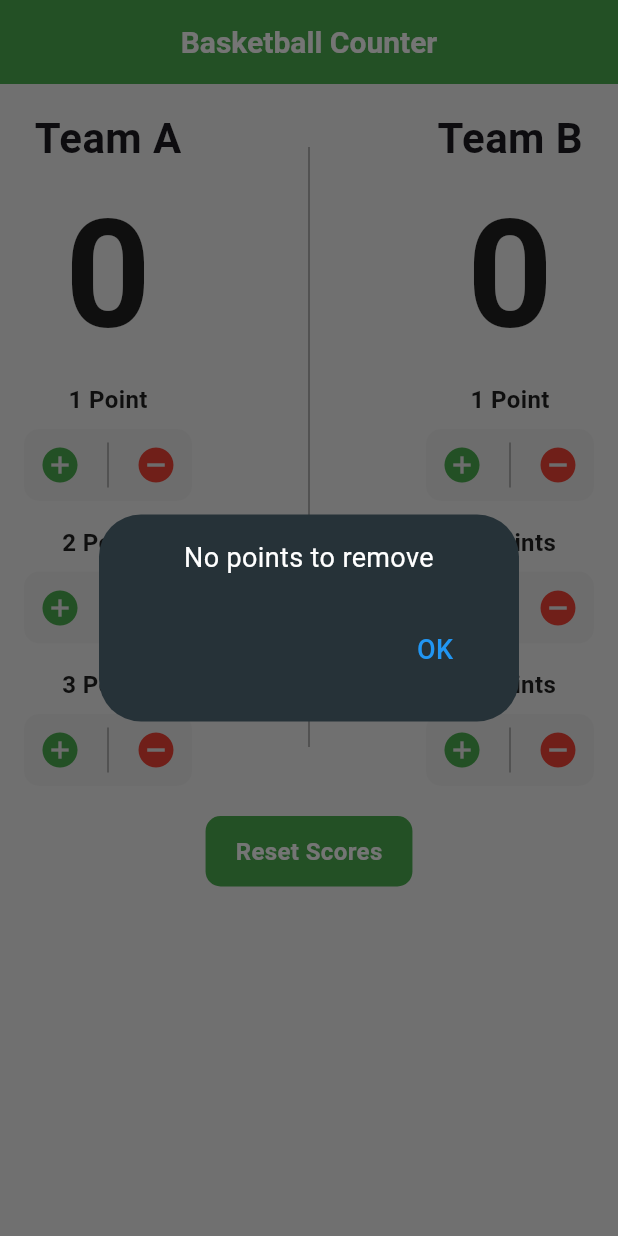
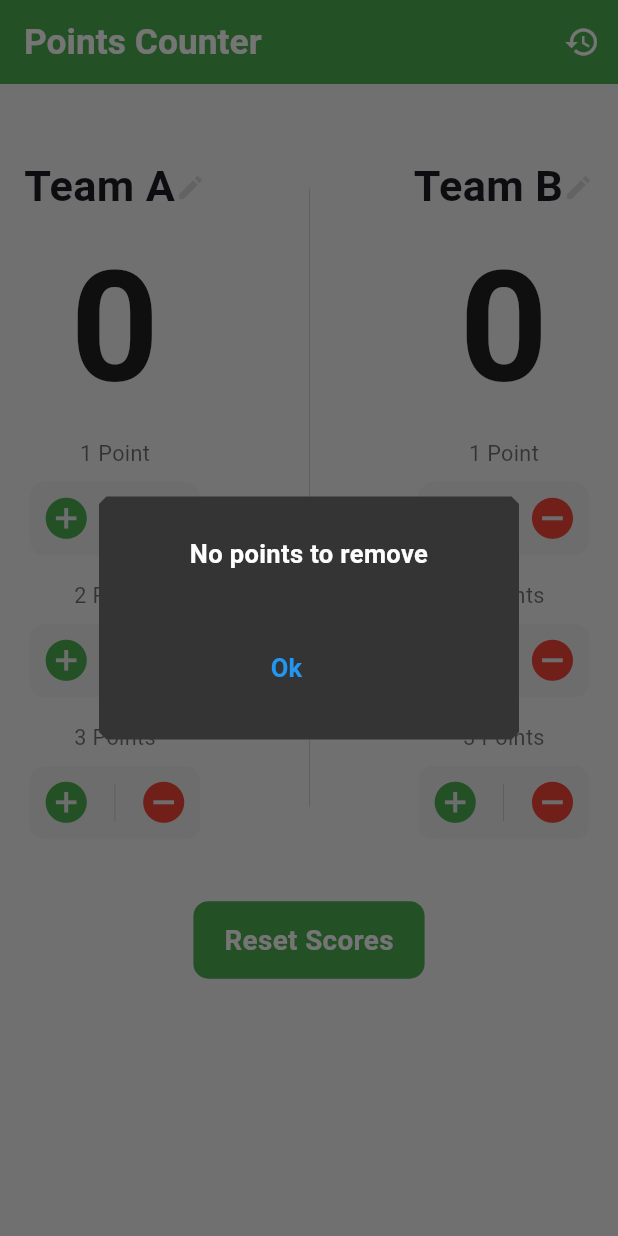
Before and after one commit to Korya25/basketball_counter_app, a Flutter app: the screen it shows after launch, after a tap on the "add circle" icon, after a tap on the "remove circle" icon, after a tap on "Reset Scores", on a phone screen of 412 x 824 dp. Run offline on Flutter 3.47's test engine with Material 3 defaults, Android fonts, the phone set to English and light mode, and no system bars.

Commit message:
add History branch , edit team name , Dialog

```diff
--- /dev/null
+++ b/lib/constant/colors.dart
@@ -0,0 +1,12 @@
+// Define a consistent color scheme
+
+import 'package:flutter/material.dart';
+
+const Color primaryColor = Color(0xFF4CAF50); // Green
+const Color backgroundColor = Color(0xFFF5F5F5);
+const Color textColor = Colors.white;
+const Color scoreTextColor = Colors.black87;
+const Color buttonTextColor = Colors.white;
+const Color dividerColor = Colors.grey;
+const Color addIconColor = Colors.green;
+const Color removeIconColor = Colors.red;
--- a/lib/screens/counter_screen.dart
+++ b/lib/screens/counter_screen.dart
@@ -1,4 +1,7 @@
+import 'package:basketball_counter_app/constant/colors.dart';
+import 'package:basketball_counter_app/utils/custom_dialog.dart';
 import 'package:flutter/material.dart';
+import 'package:intl/intl.dart';
 
 class CounterScreen extends StatefulWidget {
   const CounterScreen({super.key});
@@ -8,193 +11,307 @@ class CounterScreen extends StatefulWidget {
 }
 
 class _CounterScreenState extends State<CounterScreen> {
-  // Define a consistent color scheme
-  static const Color primaryColor = Color(0xFF4CAF50); // Green
-  static const Color backgroundColor = Color(0xFFF5F5F5);
-  static const Color dialogBackgroundColor =
-      Color(0xFF263238); // Dark grey-blue
-  static const Color textColor = Colors.white;
-  static const Color scoreTextColor = Colors.black87;
-  static const Color buttonTextColor = Colors.white;
-  static const Color dividerColor = Colors.grey;
-  static const Color addIconColor = Colors.green;
-  static const Color removeIconColor = Colors.red;
-
-  // Variables to store scores for each team
   int teamAScore = 0;
   int teamBScore = 0;
+  String teamAName = 'Team A';
+  String teamBName = 'Team B';
 
-  // Increment or decrement the score of the specified team
+  // List to store the history of score changes
+  List<String> scoreHistory = [];
+
   void updateScore(String team, int points) {
     setState(() {
-      if (team == 'A') {
+      if (team == teamAName) {
         teamAScore = (teamAScore + points).clamp(0, double.infinity).toInt();
       } else {
         teamBScore = (teamBScore + points).clamp(0, double.infinity).toInt();
       }
+
+      // Record the change in the history
+      String timestamp = DateFormat('hh:mm:ss a').format(DateTime.now());
+      String change = points > 0 ? "+$points" : "$points";
+      scoreHistory.add("[$timestamp] $team: $change points");
     });
   }
 
-  // Reset scores for both teams
-  void resetScores() {
+  void miunsScore(String team, int points) {
+    setState(() {
       if (teamAScore != 0 || teamBScore != 0) {
+        if (team == teamAName) {
+          teamAScore = (teamAScore + points).clamp(0, double.infinity).toInt();
+        } else {
+          teamBScore = (teamBScore + points).clamp(0, double.infinity).toInt();
+        }
+        // Record the change in the history
+        String timestamp = DateFormat('hh:mm:ss a').format(DateTime.now());
+        String change = points > 0 ? "+$points" : "$points";
+        scoreHistory.add("[$timestamp] $team: $change points");
+      }
+    });
+  }
+
+  void editTeamName(String team) {
+    TextEditingController controller = TextEditingController();
+
     showDialog(
       context: context,
       builder: (context) => AlertDialog(
-          backgroundColor: dialogBackgroundColor,
-          content: const Text(
-            "Are you sure you want to reset the scores?",
-            textAlign: TextAlign.center,
+        backgroundColor: const Color.fromARGB(255, 53, 52, 52),
+        shape: BeveledRectangleBorder(
+          borderRadius: BorderRadius.circular(10),
+        ),
+        title: Text(
+          "Edit Name",
+          style: const TextStyle(
+            color: Colors.white,
+            fontWeight: FontWeight.bold,
+            fontSize: 18,
+          ),
+        ),
+        content: SingleChildScrollView(
+          child: TextField(
             style: TextStyle(
-              color: textColor,
-              fontWeight: FontWeight.w400,
-              fontSize: 18,
+              color: Colors.white,
+            ),
+            controller: controller,
+            autofocus: true,
+            decoration: InputDecoration(
+              hintText: team,
+              hintStyle: const TextStyle(color: Colors.grey),
+              focusedBorder: UnderlineInputBorder(
+                borderSide: BorderSide(
+                  color: Colors.white,
+                ),
+              ),
+            ),
           ),
         ),
         actions: [
           TextButton(
-              onPressed: () => Navigator.pop(context), // Close dialog
+            onPressed: () => Navigator.pop(context),
             child: const Text(
               "Cancel",
-                style: TextStyle(color: Colors.blue),
+              style: TextStyle(
+                color: Colors.white,
+              ),
             ),
           ),
           TextButton(
             onPressed: () {
               setState(() {
-                  teamAScore = 0;
-                  teamBScore = 0;
+                if (team == teamAName) {
+                  teamAName =
+                      controller.text.isEmpty ? teamAName : controller.text;
+                } else {
+                  teamBName =
+                      controller.text.isEmpty ? teamBName : controller.text;
+                }
               });
-                Navigator.pop(context); // Reset and close dialog
-              },
-              child: const Text(
-                "Reset",
-                style: TextStyle(color: Colors.blue),
-              ),
-            ),
-          ],
-        ),
-      );
-    } else {
-      showDialog(
-        context: context,
-        builder: (context) => AlertDialog(
-          backgroundColor: dialogBackgroundColor,
-          content: const Text(
-            "No points to remove",
-            textAlign: TextAlign.center,
-            style: TextStyle(
-              color: textColor,
-              fontWeight: FontWeight.w400,
-              fontSize: 18,
-            ),
-          ),
-          actions: [
-            TextButton(
-              onPressed: () {
               Navigator.pop(context);
             },
             child: const Text(
-                "OK",
-                style: TextStyle(color: Colors.blue, fontSize: 18),
+              "Save",
+              style: TextStyle(
+                color: Colors.blue,
+              ),
             ),
           ),
         ],
       ),
     );
   }
+
+  void resetScores() {
+    if (teamAScore != 0 || teamBScore != 0) {
+      CustomDialogHandler.showCustomDialog(
+        height: 70,
+        context,
+        "Are you sure you want to reset the scores?",
+        backgroundColor: const Color.fromARGB(255, 53, 52, 52),
+        textStyle: TextStyle(
+          color: Colors.white,
+          fontSize: 17,
+          fontWeight: FontWeight.bold,
+        ),
+        buttontextStyle: TextStyle(
+          color: Colors.blue,
+          fontSize: 17,
+          fontWeight: FontWeight.bold,
+        ),
+        cancelTap: () => Navigator.pop(context),
+        agreeName: 'Reset',
+        enableCancelButton: true,
+        agreeTap: () {
+          setState(() {
+            teamAScore = 0;
+            teamBScore = 0;
+            scoreHistory.add(
+                "[${DateFormat('hh:mm:ss a').format(DateTime.now())}] Scores reset to 0.");
+          });
+          Navigator.pop(context);
+        },
+      );
+    } else {
+      CustomDialogHandler.showCustomDialog(
+        height: 50,
+        backgroundColor: const Color.fromARGB(255, 53, 52, 52),
+        context,
+        "No points to remove",
+        buttontextStyle: TextStyle(
+          color: Colors.blue,
+          fontSize: 17,
+          fontWeight: FontWeight.bold,
+        ),
+        textStyle: TextStyle(
+          color: Colors.white,
+          fontSize: 17,
+          fontWeight: FontWeight.bold,
+        ),
+        agreeTap: () {
+          Navigator.pop(context);
+        },
+      );
+    }
+  }
+
+  void showHistory() {
+    showDialog(
+      context: context,
+      builder: (context) => AlertDialog(
+        title: const Text("Score History"),
+        content: SingleChildScrollView(
+          child: Column(
+            crossAxisAlignment: CrossAxisAlignment.start,
+            children: scoreHistory
+                .map((event) => Text(
+                      event,
+                      style: const TextStyle(fontSize: 14, color: Colors.black),
+                    ))
+                .toList(),
+          ),
+        ),
+        actions: [
+          TextButton(
+            onPressed: () => Navigator.pop(context),
+            child: const Text("Close"),
+          ),
+        ],
+      ),
+    );
   }
 
   @override
   Widget build(BuildContext context) {
+    final size = MediaQuery.of(context).size;
+    final fontSize = size.width * 0.05;
+
     return Scaffold(
       backgroundColor: backgroundColor,
       appBar: AppBar(
         backgroundColor: primaryColor,
-        title: const Text(
-          'Basketball Counter',
+        title: Text(
+          'Points Counter',
           style: TextStyle(
             color: textColor,
-            fontSize: 20,
+            fontSize: fontSize + 3,
             fontWeight: FontWeight.bold,
           ),
         ),
-        centerTitle: true,
+        actions: [
+          IconButton(
+            onPressed: showHistory,
+            icon: const Icon(
+              Icons.history,
+              color: Colors.white,
+            ),
+          ),
+        ],
       ),
       body: SafeArea(
         child: Padding(
           padding: const EdgeInsets.all(16),
+          child: SingleChildScrollView(
             child: Column(
               children: [
-              // Row to display scores for both teams
+                SizedBox(
+                  height: 32,
+                ),
                 Row(
                   mainAxisAlignment: MainAxisAlignment.spaceBetween,
                   children: [
-                  buildTeamSection('Team A', teamAScore, 'A'),
-                  buildVerticalDivider(height: 400),
-                  buildTeamSection('Team B', teamBScore, 'B'),
+                    buildTeamSection(size, teamAName, teamAScore),
+                    buildVerticalDivider(height: size.height * 0.5),
+                    buildTeamSection(size, teamBName, teamBScore),
                   ],
                 ),
-              const SizedBox(height: 20),
-
-              // Button to reset scores
-              buildResetButton(),
+                SizedBox(height: size.height * 0.05),
+                buildResetButton(size),
               ],
+            ),
           ),
         ),
       ),
     );
   }
 
-  /// Builds the section for a team's score and controls
-  Widget buildTeamSection(String teamName, int score, String team) {
+  Widget buildTeamSection(Size size, String teamName, int score) {
     return Column(
       children: [
-        // Team name
+        Row(
+          mainAxisAlignment: MainAxisAlignment.center,
+          children: [
             Text(
               teamName,
-          style: const TextStyle(fontSize: 28, fontWeight: FontWeight.bold),
+              textAlign: TextAlign.center,
+              style: TextStyle(
+                fontSize: size.width * 0.07,
+                fontWeight: FontWeight.bold,
               ),
-
-        // Team score
+            ),
+            GestureDetector(
+              onTap: () {
+                editTeamName(teamName);
+              },
+              child: Icon(
+                Icons.edit,
+                color: Colors.black12,
+                size: size.width * 0.05,
+              ),
+            ),
+          ],
+        ),
         Text(
           '$score',
           style: TextStyle(
-              fontSize: 100,
+            fontSize: size.width * 0.25,
             fontWeight: FontWeight.bold,
-              color: scoreTextColor),
+            color: scoreTextColor,
           ),
-
-        // Buttons to add or remove points
+        ),
         Column(
           children: [
-            buildPointControl('1 Point', team, 1),
-            const SizedBox(height: 16),
-            buildPointControl('2 Points', team, 2),
-            const SizedBox(height: 16),
-            buildPointControl('3 Points', team, 3),
+            buildPointControl(size, '1 Point', teamName, 1),
+            SizedBox(height: size.height * 0.02),
+            buildPointControl(size, '2 Points', teamName, 2),
+            SizedBox(height: size.height * 0.02),
+            buildPointControl(size, '3 Points', teamName, 3),
           ],
         ),
       ],
     );
   }
 
-  /// Builds a control to add or remove a specific number of points
-  Widget buildPointControl(String title, String team, int points) {
+  Widget buildPointControl(Size size, String title, String team, int points) {
     return Column(
       children: [
-        // Point title
         Text(
           title,
           style: TextStyle(
-            fontSize: 16,
-            fontWeight: FontWeight.bold,
-            color: scoreTextColor,
+            fontSize: size.width * 0.035,
+            color: Colors.black54,
           ),
         ),
-        const SizedBox(height: 8),
-
-        // Row containing add and remove buttons
+        SizedBox(height: size.height * 0.01),
         Container(
           decoration: BoxDecoration(
             color: const Color(0xFFEEEEEE),
@@ -203,26 +320,21 @@ class _CounterScreenState extends State<CounterScreen> {
           child: Row(
             mainAxisSize: MainAxisSize.min,
             children: [
-              // Add Icon
               IconButton(
                 onPressed: () => updateScore(team, points),
                 icon: Icon(
                   Icons.add_circle,
                   color: addIconColor,
-                  size: 28,
+                  size: size.width * 0.08,
                 ),
               ),
-
-              // VerticalDivider
-              buildVerticalDivider(height: 30, color: dividerColor),
-
-              // Remove Icon
+              buildVerticalDivider(height: size.height * 0.03),
               IconButton(
-                onPressed: () => updateScore(team, -points),
+                onPressed: () => miunsScore(team, -points),
                 icon: Icon(
                   Icons.remove_circle,
                   color: removeIconColor,
-                  size: 28,
+                  size: size.width * 0.08,
                 ),
               ),
             ],
@@ -232,24 +344,14 @@ class _CounterScreenState extends State<CounterScreen> {
     );
   }
 
-  /// Builds a vertical divider
-  Widget buildVerticalDivider(
-      {required double height, Color color = dividerColor}) {
-    return SizedBox(
-      height: height,
-      child: VerticalDivider(
-        thickness: 1,
-        color: color,
-      ),
-    );
-  }
-
-  /// Builds the reset button to reset scores
-  Widget buildResetButton() {
+  Widget buildResetButton(Size size) {
     return GestureDetector(
       onTap: resetScores,
       child: Container(
-        padding: const EdgeInsets.symmetric(horizontal: 20, vertical: 12),
+        padding: EdgeInsets.symmetric(
+          horizontal: size.width * 0.05,
+          vertical: size.height * 0.015,
+        ),
         decoration: BoxDecoration(
           color: primaryColor,
           borderRadius: BorderRadius.circular(10),
@@ -259,10 +361,21 @@ class _CounterScreenState extends State<CounterScreen> {
           style: TextStyle(
             color: buttonTextColor,
             fontWeight: FontWeight.bold,
-            fontSize: 16,
+            fontSize: size.width * 0.045,
           ),
         ),
       ),
     );
   }
+
+  Widget buildVerticalDivider(
+      {required double height, Color color = dividerColor}) {
+    return SizedBox(
+      height: height,
+      child: VerticalDivider(
+        thickness: 0.3,
+        color: color,
+      ),
+    );
   }
+}
--- /dev/null
+++ b/lib/utils/custom_dialog.dart
@@ -0,0 +1,97 @@
+import 'package:flutter/material.dart';
+
+//! Custom SnackBar
+void customSnackBar(BuildContext context, String message,
+    {Color? color, int? seconds}) {
+  ScaffoldMessenger.of(context).removeCurrentSnackBar();
+  ScaffoldMessenger.of(context).showSnackBar(
+    SnackBar(
+      duration: Duration(seconds: seconds ?? 3),
+      backgroundColor: color ?? Colors.red,
+      content: Center(
+        child: Text(
+          message,
+          style: const TextStyle(
+            color: Colors.white,
+            fontWeight: FontWeight.bold,
+          ),
+        ),
+      ),
+    ),
+  );
+}
+
+//! Custom Dialog
+class CustomDialogHandler {
+  static bool _isDialogShowing = false;
+
+  static Future<void> showCustomDialog(
+    BuildContext context,
+    String errorMessage, {
+    TextEditingController? controller,
+    Color? backgroundColor,
+    double height = 100,
+    void Function()? agreeTap,
+    void Function()? cancelTap,
+    String? agreeName,
+    String? cancelName,
+    TextStyle? textStyle,
+    TextStyle? buttontextStyle,
+    bool enableCancelButton = false,
+  }) async {
+    // تحقق مما إذا كان الحوار معروضًا بالفعل
+    if (_isDialogShowing) return;
+
+    _isDialogShowing = true;
+
+    await showDialog(
+      context: context,
+      builder: (BuildContext context) {
+        return AlertDialog(
+          backgroundColor: backgroundColor,
+          shape: BeveledRectangleBorder(
+            borderRadius: BorderRadius.circular(5),
+          ),
+          content: Container(
+            height: height,
+            padding: const EdgeInsets.all(10),
+            child: Text(
+              errorMessage,
+              textAlign: TextAlign.center,
+              style: textStyle,
+            ),
+          ),
+          actions: [
+            Row(
+              mainAxisAlignment: MainAxisAlignment.center,
+              children: [
+                TextButton(
+                  onPressed: agreeTap,
+                  child: Text(
+                    agreeName ?? "Ok",
+                    style: buttontextStyle,
+                  ),
+                ),
+                SizedBox(
+                  width: 30,
+                ),
+                enableCancelButton
+                    ? TextButton(
+                        onPressed: cancelTap,
+                        child: Text(
+                          cancelName ?? "Cancel",
+                          style: buttontextStyle,
+                        ),
+                      )
+                    : Container(),
+              ],
+            ),
+          ],
+        );
+      },
+    );
+
+    // عند إغلاق الحوار، إعادة تعيين الحالة
+    _isDialogShowing = false;
+  }
+}
--- a/pubspec.yaml
+++ b/pubspec.yaml
@@ -34,6 +34,7 @@ dependencies:
   # The following adds the Cupertino Icons font to your application.
   # Use with the CupertinoIcons class for iOS style icons.
   cupertino_icons: ^1.0.8
+  intl: ^0.20.1
 
 dev_dependencies:
   flutter_test:
```
Also changed, not shown: pubspec.lock. Lines whose indentation alone changed are shown as unchanged.
